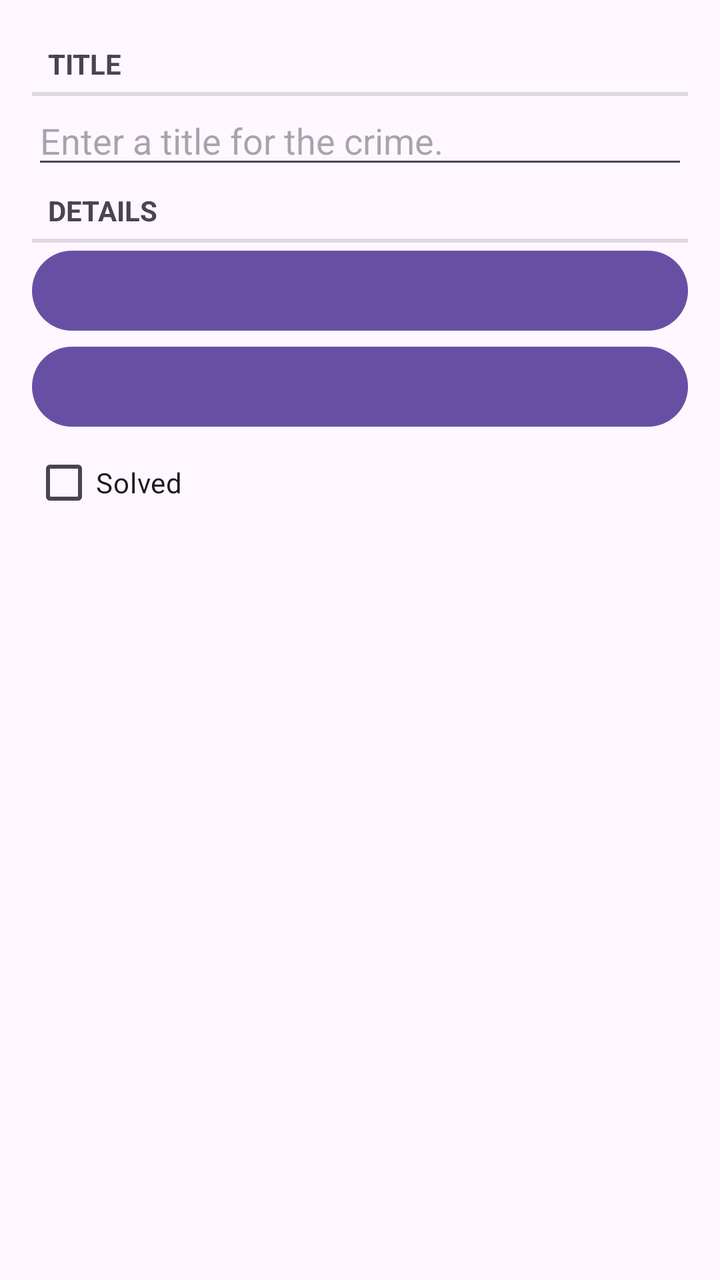
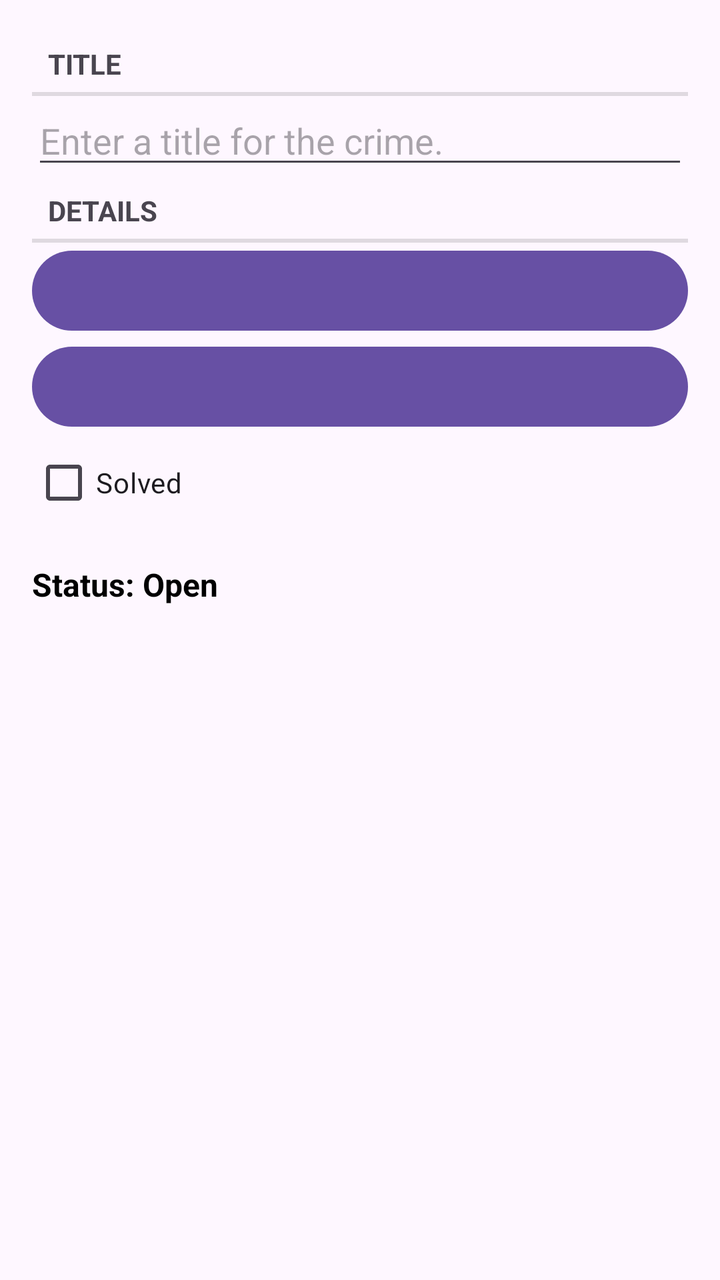

Compare the two renders of this Android layout. The source of the first and the diff that turns it into the second are given below.
<!-- AndroidManifest.xml: application theme Theme.CriminalIntent -->
<!-- res/layout/fragment_crime.xml -->
<?xml version="1.0" encoding="utf-8"?>
<LinearLayout xmlns:android="http://schemas.android.com/apk/res/android"
    android:orientation="vertical"
    android:padding="16dp"
    android:layout_width="match_parent"
    android:layout_height="match_parent">

    <TextView
        style="?android:listSeparatorTextViewStyle"
        android:layout_width="match_parent"
        android:layout_height="wrap_content"
        android:text="@string/crime_title_label"/>

    <EditText
        android:id="@+id/crime_title"
        android:layout_width="match_parent"
        android:layout_height="wrap_content"
        android:hint="@string/crime_title_hint"/>

    <TextView
        style="?android:listSeparatorTextViewStyle"
        android:layout_width="match_parent"
        android:layout_height="wrap_content"
        android:text="@string/crime_details_label"/>

    <Button
        android:id="@+id/crime_date"
        android:layout_width="match_parent"
        android:layout_height="wrap_content"/>

    <Button
        android:id="@+id/crime_time"
        android:layout_width="match_parent"
        android:layout_height="wrap_content"/>

    <CheckBox
        android:id="@+id/crime_solved"
        android:layout_width="match_parent"
        android:layout_height="wrap_content"
        android:text="@string/crime_solved_label"/>

</LinearLayout>
<!-- resources referenced by this layout -->
<resources>
  <string name="crime_details_label">Details</string>
  <string name="crime_solved_label">Solved</string>
  <string name="crime_title_hint">Enter a title for the crime.</string>
  <string name="crime_title_label">Title</string>
  <style name="Theme.CriminalIntent" parent="Base.Theme.CriminalIntent" />
  <style name="Base.Theme.CriminalIntent" parent="Theme.Material3.DayNight.NoActionBar">
          
          
      </style>
</resources>

<!-- the commit's change to res/layout/fragment_crime.xml (unified diff, before → after) -->
@@ -39,4 +39,14 @@
         android:layout_height="wrap_content"
         android:text="@string/crime_solved_label"/>
 
+    <TextView
+        android:id="@+id/crime_status"
+        android:layout_width="match_parent"
+        android:layout_height="wrap_content"
+        android:layout_marginTop="16dp"
+        android:text="Status: Open"
+        android:textSize="16sp"
+        android:textStyle="bold"
+        android:textColor="#000000" />
+
 </LinearLayout>
